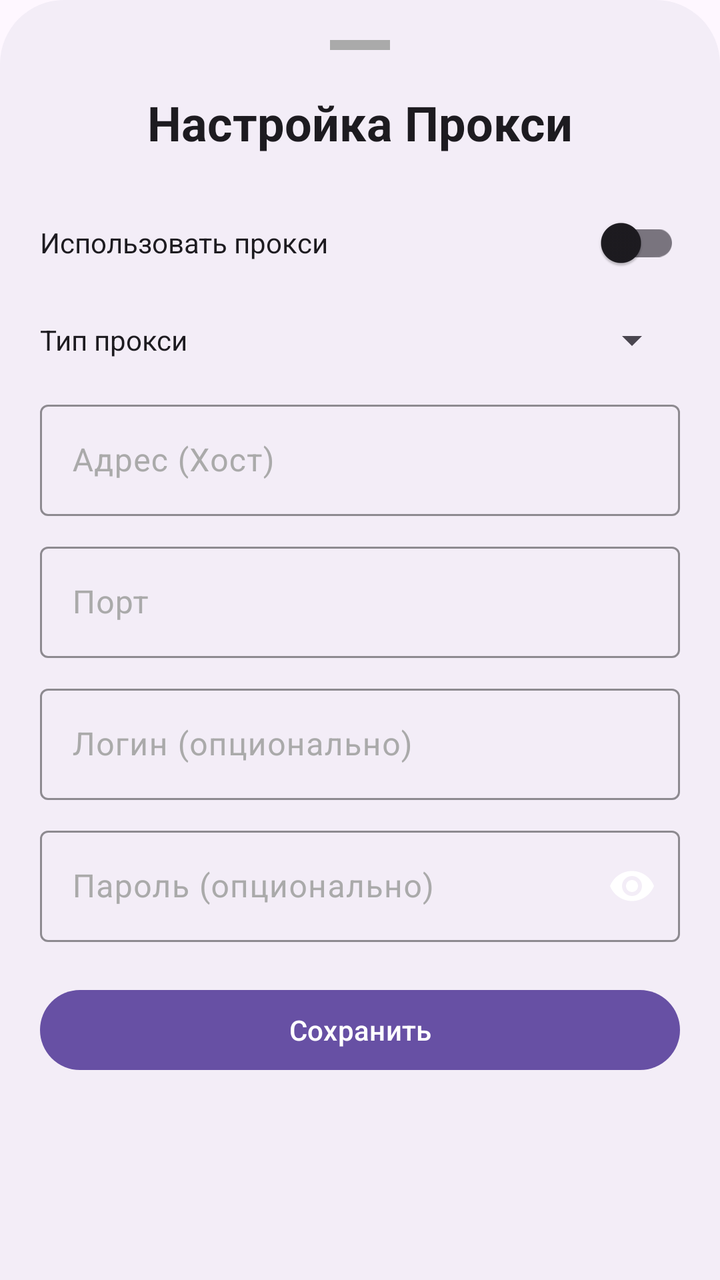
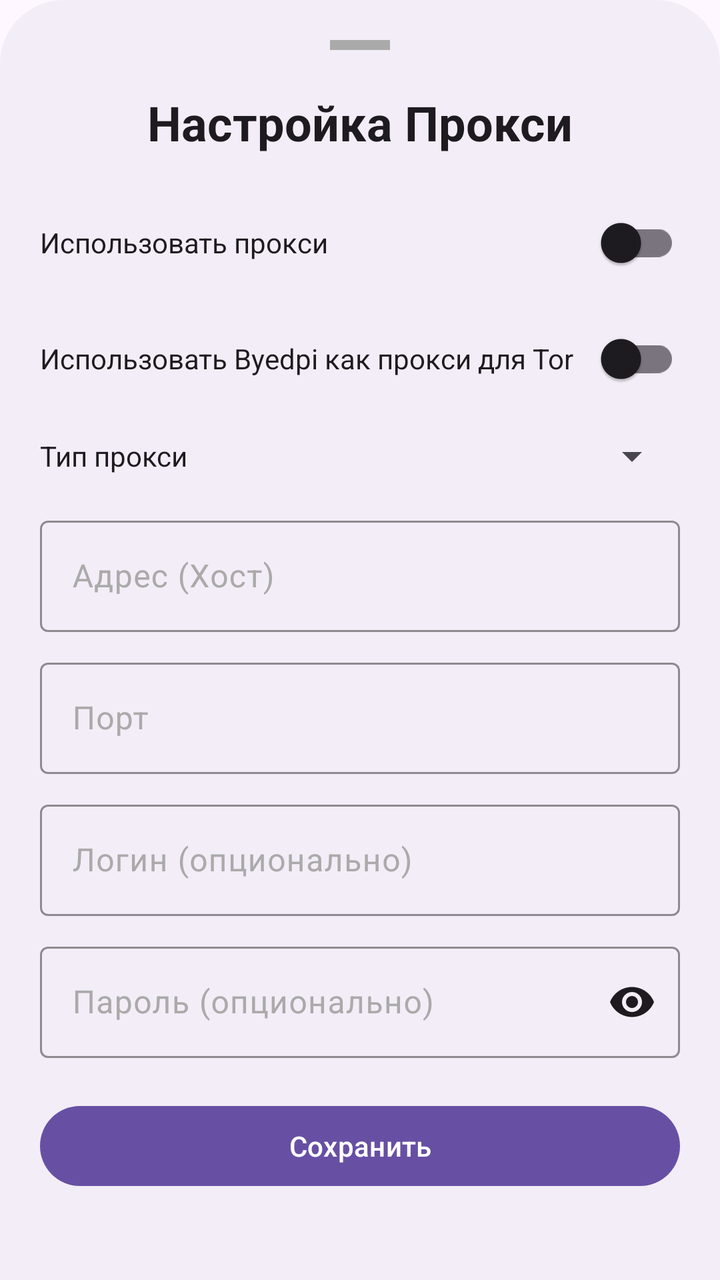

Two renders of the same Android screen: before a commit and after it. Below are the layout's source before the change and the commit's diff.
<!-- AndroidManifest.xml: application theme DefaultTheme -->
<!-- res/layout/proxy_bottom_sheet.xml -->
<?xml version="1.0" encoding="utf-8"?>
<androidx.core.widget.NestedScrollView xmlns:android="http://schemas.android.com/apk/res/android"
    xmlns:app="http://schemas.android.com/apk/res-auto"
    android:layout_width="match_parent"
    android:layout_height="wrap_content"
    android:background="@drawable/bottom_sheet_rounded">

    <androidx.constraintlayout.widget.ConstraintLayout
        android:layout_width="match_parent"
        android:layout_height="wrap_content"
        android:padding="20dp">

        <View
            android:id="@+id/handle"
            android:layout_width="30dp"
            android:layout_height="5dp"
            android:background="@android:color/darker_gray"
            app:layout_constraintEnd_toEndOf="parent"
            app:layout_constraintStart_toStartOf="parent"
            app:layout_constraintTop_toTopOf="parent" />

        <TextView
            android:id="@+id/tvProxyHeader"
            style="@style/BottomSheetHeader"
            android:layout_marginTop="20dp"
            android:text="@string/socks_proxy_dialog_title"
            app:layout_constraintEnd_toEndOf="parent"
            app:layout_constraintStart_toStartOf="parent"
            app:layout_constraintTop_toBottomOf="@id/handle" />

        <com.google.android.material.switchmaterial.SwitchMaterial
            android:id="@+id/swProxyEnabled"
            android:layout_width="match_parent"
            android:layout_height="wrap_content"
            android:layout_marginTop="20dp"
            android:text="@string/socks_proxy_enable"
            app:layout_constraintTop_toBottomOf="@id/tvProxyHeader"
            style="@style/BottomSheetTextView" />

        <TextView
            android:id="@+id/tvProxyTypeLabel"
            android:layout_width="wrap_content"
            android:layout_height="wrap_content"
            android:layout_marginTop="15dp"
            android:text="@string/socks_proxy_type"
            app:layout_constraintStart_toStartOf="parent"
            app:layout_constraintTop_toBottomOf="@id/swProxyEnabled"
            style="@style/BottomSheetTextView" />

        <Spinner
            android:id="@+id/spProxyType"
            android:layout_width="0dp"
            android:layout_height="wrap_content"
            android:layout_marginStart="10dp"

            app:layout_constraintBottom_toBottomOf="@id/tvProxyTypeLabel"
            app:layout_constraintEnd_toEndOf="parent"
            app:layout_constraintStart_toEndOf="@id/tvProxyTypeLabel"
            app:layout_constraintTop_toTopOf="@id/tvProxyTypeLabel" />

        <com.google.android.material.textfield.TextInputLayout
            android:id="@+id/tilProxyHost"
            android:layout_width="match_parent"
            android:layout_height="wrap_content"
            android:layout_marginTop="15dp"
            android:hint="@string/socks_proxy_host"
            app:hintTextColor="@android:color/white"
            android:textColorHint="@android:color/darker_gray"
            app:boxStrokeColor="@android:color/white"
            app:layout_constraintTop_toBottomOf="@id/spProxyType">

            <com.google.android.material.textfield.TextInputEditText
                android:id="@+id/etProxyHost"
                android:layout_width="match_parent"
                android:layout_height="wrap_content"
                android:inputType="textUri" />


        </com.google.android.material.textfield.TextInputLayout>

        <com.google.android.material.textfield.TextInputLayout
            android:id="@+id/tilProxyPort"
            android:layout_width="match_parent"
            android:layout_height="wrap_content"
            android:layout_marginTop="10dp"
            android:hint="@string/socks_proxy_port"
            app:hintTextColor="@android:color/white"
            android:textColorHint="@android:color/darker_gray"
            app:boxStrokeColor="@android:color/white"
            app:layout_constraintTop_toBottomOf="@id/tilProxyHost">

            <com.google.android.material.textfield.TextInputEditText
                android:id="@+id/etProxyPort"
                android:layout_width="match_parent"
                android:layout_height="wrap_content"
                android:inputType="number" />


        </com.google.android.material.textfield.TextInputLayout>

        <com.google.android.material.textfield.TextInputLayout
            android:id="@+id/tilProxyUser"
            android:layout_width="match_parent"
            android:layout_height="wrap_content"
            android:layout_marginTop="10dp"
            android:hint="@string/socks_proxy_username"
            app:hintTextColor="@android:color/white"
            android:textColorHint="@android:color/darker_gray"
            app:boxStrokeColor="@android:color/white"
            app:layout_constraintTop_toBottomOf="@id/tilProxyPort">

            <com.google.android.material.textfield.TextInputEditText
                android:id="@+id/etProxyUser"
                android:layout_width="match_parent"
                android:layout_height="wrap_content"
                android:inputType="text" />


        </com.google.android.material.textfield.TextInputLayout>

        <com.google.android.material.textfield.TextInputLayout
            android:id="@+id/tilProxyPassword"
            android:layout_width="match_parent"
            android:layout_height="wrap_content"
            android:layout_marginTop="10dp"
            android:hint="@string/socks_proxy_password"
            app:hintTextColor="@android:color/white"
            android:textColorHint="@android:color/darker_gray"
            app:boxStrokeColor="@android:color/white"
            app:endIconMode="password_toggle"
            app:endIconTint="@android:color/white"
            app:layout_constraintTop_toBottomOf="@id/tilProxyUser">

            <com.google.android.material.textfield.TextInputEditText
                android:id="@+id/etProxyPassword"
                android:layout_width="match_parent"
                android:layout_height="wrap_content"
                android:inputType="textPassword" />


        </com.google.android.material.textfield.TextInputLayout>

        <Button
            android:id="@+id/btnSave"
            android:layout_width="match_parent"
            android:layout_height="wrap_content"
            android:layout_marginTop="20dp"

            android:text="@string/save"


            app:layout_constraintTop_toBottomOf="@id/tilProxyPassword" />

    </androidx.constraintlayout.widget.ConstraintLayout>
</androidx.core.widget.NestedScrollView>
<!-- resources referenced by this layout -->
<resources>
  <!-- drawable bottom_sheet_rounded (drawable) -->
  <?xml version="1.0" encoding="utf-8"?>
  <shape xmlns:android="http://schemas.android.com/apk/res/android"
      android:shape="rectangle">
      <solid android:color="?attr/colorSurfaceContainer" />
      <corners
          android:topLeftRadius="32dp"
          android:topRightRadius="32dp"
          android:bottomLeftRadius="0dp"
          android:bottomRightRadius="0dp" />
  </shape>
  <string name="save">Сохранить</string>
  <string name="socks_proxy_dialog_title">Настройка Прокси</string>
  <string name="socks_proxy_enable">Использовать прокси</string>
  <string name="socks_proxy_host">Адрес (Хост)</string>
  <string name="socks_proxy_password">Пароль (опционально)</string>
  <string name="socks_proxy_port">Порт</string>
  <string name="socks_proxy_type">Тип прокси</string>
  <string name="socks_proxy_username">Логин (опционально)</string>
  <style name="BottomSheetHeader" parent="BottomSheetTextView">
          <item name="android:layout_marginTop">8dp</item>
          <item name="android:gravity">center_horizontal</item>
          <item name="android:textStyle">bold</item>
          <item name="android:layout_width">wrap_content</item>
          <item name="android:layout_height">wrap_content</item>
          <item name="android:textSize">24sp</item>
      </style>
  <style name="BottomSheetTextView" parent="android:Widget.TextView">
          <item name="android:textColor">?attr/colorOnSurface</item>
          <item name="android:layout_width">wrap_content</item>
          <item name="android:layout_height">wrap_content</item>
      </style>
  <style name="DefaultTheme" parent="Theme.Material3.DayNight.NoActionBar">
          <item name="preferenceTheme">@style/PrefsTheme</item>
      </style>
  <style name="PrefsTheme" parent="PreferenceThemeOverlay">
          <item name="android:layout">@layout/fragment_settings</item>
      </style>
</resources>

<!-- the commit's change to res/layout/proxy_bottom_sheet.xml (unified diff, before → after) -->
@@ -37,6 +37,15 @@
             app:layout_constraintTop_toBottomOf="@id/tvProxyHeader"
             style="@style/BottomSheetTextView" />
 
+        <com.google.android.material.switchmaterial.SwitchMaterial
+            android:id="@+id/swUseByeDpiAsUpstream"
+            android:layout_width="match_parent"
+            android:layout_height="wrap_content"
+            android:layout_marginTop="10dp"
+            android:text="@string/pref_byedpi_use_as_upstream_title"
+            app:layout_constraintTop_toBottomOf="@id/swProxyEnabled"
+            style="@style/BottomSheetTextView" />
+
         <TextView
             android:id="@+id/tvProxyTypeLabel"
             android:layout_width="wrap_content"
@@ -44,7 +53,7 @@
             android:layout_marginTop="15dp"
             android:text="@string/socks_proxy_type"
             app:layout_constraintStart_toStartOf="parent"
-            app:layout_constraintTop_toBottomOf="@id/swProxyEnabled"
+            app:layout_constraintTop_toBottomOf="@id/swUseByeDpiAsUpstream"
             style="@style/BottomSheetTextView" />
 
         <Spinner
@@ -64,9 +73,9 @@
             android:layout_height="wrap_content"
             android:layout_marginTop="15dp"
             android:hint="@string/socks_proxy_host"
-            app:hintTextColor="@android:color/white"
+            app:hintTextColor="?attr/colorOnSurface"
             android:textColorHint="@android:color/darker_gray"
-            app:boxStrokeColor="@android:color/white"
+            app:boxStrokeColor="?attr/colorOnSurface"
             app:layout_constraintTop_toBottomOf="@id/spProxyType">
 
             <com.google.android.material.textfield.TextInputEditText
@@ -84,9 +93,9 @@
             android:layout_height="wrap_content"
             android:layout_marginTop="10dp"
             android:hint="@string/socks_proxy_port"
-            app:hintTextColor="@android:color/white"
+            app:hintTextColor="?attr/colorOnSurface"
             android:textColorHint="@android:color/darker_gray"
-            app:boxStrokeColor="@android:color/white"
+            app:boxStrokeColor="?attr/colorOnSurface"
             app:layout_constraintTop_toBottomOf="@id/tilProxyHost">
 
             <com.google.android.material.textfield.TextInputEditText
@@ -104,9 +113,9 @@
             android:layout_height="wrap_content"
             android:layout_marginTop="10dp"
             android:hint="@string/socks_proxy_username"
-            app:hintTextColor="@android:color/white"
+            app:hintTextColor="?attr/colorOnSurface"
             android:textColorHint="@android:color/darker_gray"
-            app:boxStrokeColor="@android:color/white"
+            app:boxStrokeColor="?attr/colorOnSurface"
             app:layout_constraintTop_toBottomOf="@id/tilProxyPort">
 
             <com.google.android.material.textfield.TextInputEditText
@@ -124,11 +133,11 @@
             android:layout_height="wrap_content"
             android:layout_marginTop="10dp"
             android:hint="@string/socks_proxy_password"
-            app:hintTextColor="@android:color/white"
+            app:hintTextColor="?attr/colorOnSurface"
             android:textColorHint="@android:color/darker_gray"
-            app:boxStrokeColor="@android:color/white"
+            app:boxStrokeColor="?attr/colorOnSurface"
             app:endIconMode="password_toggle"
-            app:endIconTint="@android:color/white"
+            app:endIconTint="?attr/colorOnSurface"
             app:layout_constraintTop_toBottomOf="@id/tilProxyUser">
 
             <com.google.android.material.textfield.TextInputEditText
<!-- resource entries referenced after the edit -->
@@ -11,6 +11,7 @@
           android:bottomLeftRadius="0dp"
           android:bottomRightRadius="0dp" />
   </shape>
+  <string name="pref_byedpi_use_as_upstream_title">Использовать Byedpi как прокси для Tor</string>
   <string name="save">Сохранить</string>
   <string name="socks_proxy_dialog_title">Настройка Прокси</string>
   <string name="socks_proxy_enable">Использовать прокси</string>
